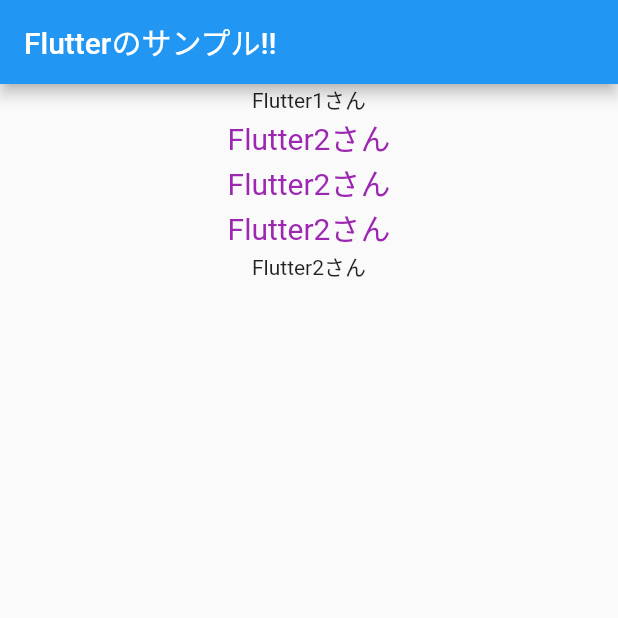
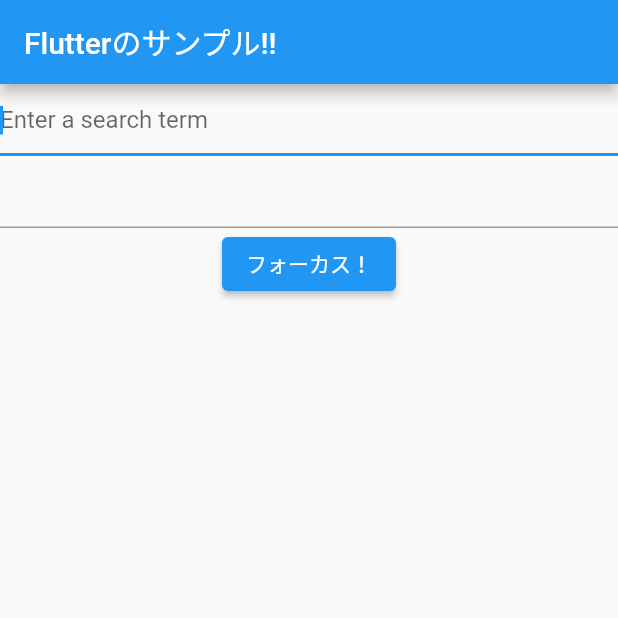
Before and after one commit to Ka-zu-ma/FlutterSample, a Flutter app: the screen it shows after launch, on a phone screen of 412 x 824 dp, the top half of it. Run offline on Flutter 3.47's test engine with Material 2 defaults, Android fonts, the phone set to English and light mode, and no system bars.

Commit message:
TextFiled使って入力フォーム作成、入力フォームにフォーカス当てる処理

```diff
--- a/flutter_sample/lib/main.dart
+++ b/flutter_sample/lib/main.dart
@@ -40,6 +40,8 @@ class _MyHomePageState extends State<MyHomePage> {
 
   String text = '次へ';
 
+  final myFocusNode = FocusNode();
+
   @override
   Widget build(BuildContext context) {
     // This method is rerun every time setState is called, for instance as done
@@ -58,26 +60,20 @@ class _MyHomePageState extends State<MyHomePage> {
         width: double.infinity,
         child: Column(
           children: [
-            Container(
-              width: double.infinity,
-              child: Text(
-                'Flutter1さん',
-                textAlign: TextAlign.center,
+            TextField(
+              autofocus: true,
+              decoration: InputDecoration(
+                hintText: 'Enter a search term',
               ),
             ),
-            DefaultTextStyle(style: TextStyle(
-              fontSize: 20,
-              color: Colors.purple,
-            ), child: Column(
-              children: [
-                Text('Flutter2さん'),
-                Text('Flutter2さん'),
-                Text('Flutter2さん'),
-              ],
-            ),
-
-            ),
-            Text('Flutter2さん')
+            TextField(focusNode: myFocusNode,),
+            ElevatedButton(
+                onPressed: (){
+                  // TODO:フォーカスするためのコード
+                  myFocusNode.requestFocus();
+                },
+                child: Text('フォーカス！')
+            )
           ],
         ),
       ),
```
